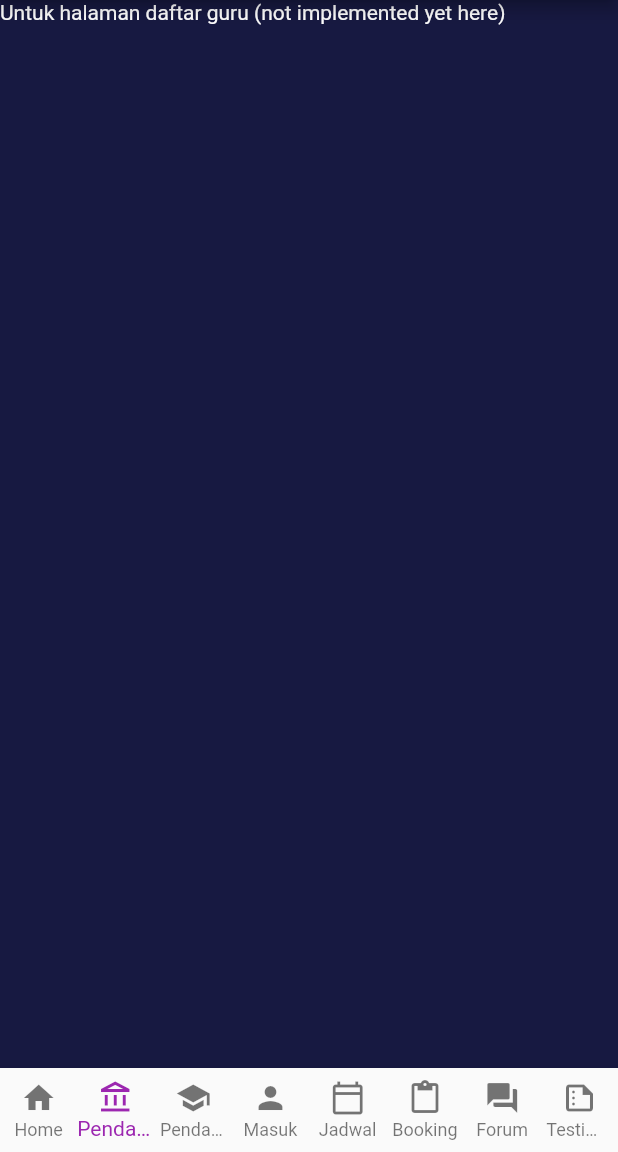
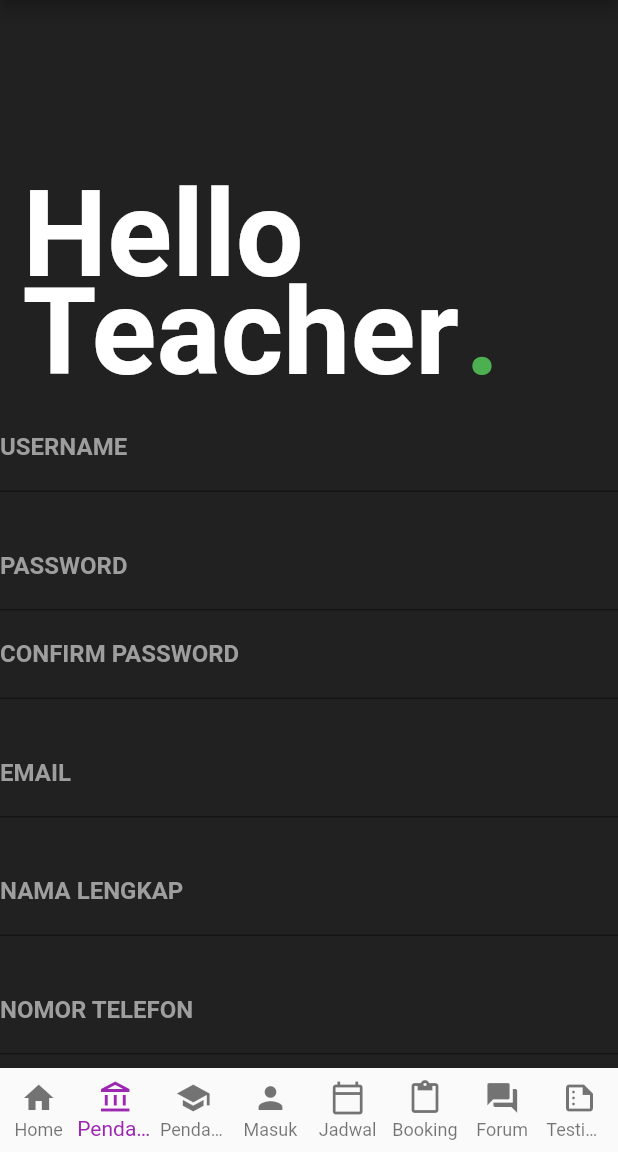
Before and after one commit to muhammadrazif01/bimbol, a Flutter app: the screen it shows after launch, item 2 of the bottom bar chosen, on a phone screen of 412 x 824 dp, the part 84-1236 px from its top. Run offline on Flutter 3.47's test engine with Material 2 defaults, Android fonts, the light colour scheme and no system bars; our stand-ins replace email_validator; missing offline and left inert: dart:html; Roboto replaces fonts that are missing (Montserrat, Raleway); key blocks and very long unbroken strings in the code were emptied for the run.

Commit message:
register guru adel

```diff
--- a/lib/main.dart
+++ b/lib/main.dart
@@ -7,6 +7,7 @@ import 'regisSiswa/screens/regis_siswa.dart' as regissiswa;
 import 'jadwal/screens/jadwal.dart' as jadwal;
 import 'booking/daftar_guru.dart' as booking;
 import 'testimoni/screens/testimoni_display.dart' as testimoni;
+import 'register_guru/register_guru.dart' as register_guru;
 
 // run MyApp as main function
 void main() => runApp(const MyApp());
@@ -51,10 +52,7 @@ class _MyStatefulWidgetState extends State<MyStatefulWidget> {
     homepage.HomePage(),
 
     // daftar guru
-    Text(
-      'Untuk halaman daftar guru (not implemented yet here)',
-      style: TextStyle(color: Colors.white),
-    ),
+    register_guru.myApp(),
 
     // daftar siswa
     regissiswa.RegistrasiSiswa(),
--- /dev/null
+++ b/lib/register_guru/register_guru.dart
@@ -0,0 +1,295 @@
+import 'dart:convert';
+import 'dart:html';
+import 'package:flutter/material.dart';
+import 'package:http/http.dart' as http;
+
+void main() {
+  runApp(myApp());
+}
+
+class myApp extends StatelessWidget {
+  const myApp({Key? key}) : super(key: key);
+
+  @override
+  Widget build(BuildContext context) {
+    return MaterialApp(
+      title: 'Flutter Login UI',
+      theme: new ThemeData(scaffoldBackgroundColor: Colors.grey[900]),
+      debugShowCheckedModeBanner: false,
+      home: MyHomePage(),
+    );
+  }
+
+
+}
+
+class MyHomePage extends StatefulWidget {
+  @override
+  State<MyHomePage> createState() => _MyHomePageState();
+}
+
+class _MyHomePageState extends State<MyHomePage> {
+  final GlobalKey<FormState> _regFormKey = GlobalKey<FormState>();
+
+  String username = "";
+  String password1 = "";
+  String password2 = "";
+  String email = "";
+  String nama_lengkap = "";
+  String nomor_telefon = "";
+
+  @override
+  Widget build(BuildContext context) => Scaffold(
+      resizeToAvoidBottomInset: false,
+      body: SingleChildScrollView(
+        child: ConstrainedBox(
+          constraints:BoxConstraints() ,
+          child: ListView(
+            scrollDirection: Axis.vertical,
+            shrinkWrap: true,
+            children: <Widget>[
+              Container(
+                child: Stack(
+                  children: <Widget>[
+                    Container(
+                      padding: EdgeInsets.fromLTRB(15.0, 110.0, 0.0, 0.0),
+                      child: Text('Hello',
+                      style: TextStyle(
+                      fontSize: 80.0, fontWeight: FontWeight.bold, color: Colors.white)
+                      ),
+                    ),
+                    SizedBox(height:10.0),
+                    Container(
+                      padding: EdgeInsets.fromLTRB(15.0, 175.0, 0.0, 0.0),
+                      child: Text( 'Teacher',
+                      style: TextStyle(
+                      fontSize: 80.0, fontWeight: FontWeight.bold, color: Colors.white)
+                      ),
+                    ),
+                    Container(
+                      padding: EdgeInsets.fromLTRB(310.0, 175.0, 0.0, 0.0),
+                      child: Text('.',
+                      style: TextStyle(
+                      fontSize: 80.0, fontWeight: FontWeight.bold,color: Colors.green)
+                      ),
+                    )
+                  ],
+                ),
+              ),
+              Form(
+            key: _regFormKey,
+            child:Column(
+              children:<Widget> [
+                TextFormField(
+                  onChanged: (value){
+                    username=value;
+                  },
+                  style: TextStyle(
+                    fontFamily: 'Montserrat',
+                    color: Colors.white,
+                  ),
+                  decoration: InputDecoration(
+                    labelText: 'USERNAME',
+                    labelStyle: TextStyle(
+                      fontFamily: 'Montserrat',
+                      fontWeight: FontWeight.bold,
+                      color: Colors.grey
+                    ),
+                    focusedBorder: UnderlineInputBorder(
+                      borderSide: BorderSide(color: Colors.green)
+                    )
+                  ),
+                ),
+                SizedBox(
+                  height: 20.0,
+                ),
+                TextFormField(
+                  onChanged: (value){
+                    password1=value;
+                  },
+                  style: TextStyle(
+                    fontFamily: 'Montserrat',
+                    color: Colors.white
+                  ),
+                  decoration: InputDecoration(
+                    labelText: 'PASSWORD',
+                    labelStyle: TextStyle(
+                      fontFamily: 'Montserrat',
+                      fontWeight: FontWeight.bold,
+                      color: Colors.grey
+                    ),
+                    focusedBorder: UnderlineInputBorder(
+                      borderSide: BorderSide(color: Colors.green)
+                    )
+                  ),
+                  obscureText: true,
+                ),
+                TextFormField(
+                  onChanged: (value){
+                    password2=value;
+                  },
+                  style: TextStyle(
+                    fontFamily: 'Montserrat',
+                    color: Colors.white,
+                  ),
+                  decoration: InputDecoration(
+                    labelText: 'CONFIRM PASSWORD',
+                    labelStyle: TextStyle(
+                      fontFamily: 'Montserrat',
+                      fontWeight: FontWeight.bold,
+                      color: Colors.grey
+                    ),
+                    focusedBorder: UnderlineInputBorder(
+                      borderSide: BorderSide(color: Colors.green)
+                    )
+                  ),
+                ),
+                SizedBox(
+                  height: 20.0,
+                ),
+                TextFormField(
+                  onChanged: (value){
+                    email=value;
+                  },
+                  style: TextStyle(
+                    fontFamily: 'Montserrat',
+                    color: Colors.white,
+                  ),
+                  decoration: InputDecoration(
+                    labelText: 'EMAIL',
+                    labelStyle: TextStyle(
+                      fontFamily: 'Montserrat',
+                      fontWeight: FontWeight.bold,
+                      color: Colors.grey
+                    ),
+                    focusedBorder: UnderlineInputBorder(
+                      borderSide: BorderSide(color: Colors.green)
+                    )
+                  ),
+                ),
+                SizedBox(
+                  height: 20.0,
+                ),
+                TextFormField(
+                  onChanged: (value){
+                    nama_lengkap=value;
+                  },
+                  style: TextStyle(
+                    fontFamily: 'Montserrat',
+                    color: Colors.white,
+                  ),
+                  decoration: InputDecoration(
+                    labelText: 'NAMA LENGKAP',
+                    labelStyle: TextStyle(
+                      fontFamily: 'Montserrat',
+                      fontWeight: FontWeight.bold,
+                      color: Colors.grey
+                    ),
+                    focusedBorder: UnderlineInputBorder(
+                      borderSide: BorderSide(color: Colors.green)
+                    )
+                  ),
+                ),
+                SizedBox(
+                  height: 20.0,
+                ),
+                TextFormField(
+                  onChanged: (value){
+                    nomor_telefon=value;
+                  },
+                  style: TextStyle(
+                    fontFamily: 'Montserrat',
+                    color: Colors.white,
+                  ),
+                  decoration: InputDecoration(
+                    labelText: 'NOMOR TELEFON',
+                    labelStyle: TextStyle(
+                      fontFamily: 'Montserrat',
+                      fontWeight: FontWeight.bold,
+                      color: Colors.grey
+                    ),
+                    focusedBorder: UnderlineInputBorder(
+                      borderSide: BorderSide(color: Colors.green)
+                    )
+                  ),
+                ),
+                SizedBox(
+                  height: 20.0,
+                ),
+              ],)
+          ),
+            Container(
+            child: ElevatedButton(
+              onPressed: () async{
+                if (_regFormKey.currentState!.validate()){
+                  final response = await http.post(
+                    Uri.parse("https://tk-pbp-a01.herokuapp.com/pendaftaranguru/"),
+                    headers: <String, String>{
+                          "Content-Type": "application/json;charset=UTF-8",
+                    },
+                    body: jsonEncode(<String, String>{
+                      'username': username,
+                      'password1' : password1,
+                      'password2' : password2,
+                      'email' : email,
+                      'nama_lengkap' : nama_lengkap,
+                      'nomor_telefon' : nomor_telefon
+                    })
+                  );
+                  final resp = jsonDecode(response.body);
+                      if (resp['status'] == 'success') {
+                        /*Navigator.push(
+                            context,
+                            MaterialPageRoute(
+                                builder: (context) => LoginPage()));
+                        */
+                      } else {
+                        ScaffoldMessenger.of(context).showSnackBar(
+                            const SnackBar(content: Text('Register Failed')));
+                      }
+                }
+              },
+              child: Text("REGISTER"),
+                  style: ElevatedButton.styleFrom(
+                    primary: Colors.green,
+                    alignment: Alignment.center,
+                    shape: StadiumBorder(),
+                    padding: EdgeInsets.all(15),
+                  ),
+
+
+            ),
+        ),
+        SizedBox(height: 50.0),
+        Row(
+          mainAxisAlignment: MainAxisAlignment.center,
+          children: <Widget>[
+            Text(
+              'Not A Teacher?',
+              style: TextStyle(
+                fontFamily: 'Montserrat', color: Colors.white
+              ),
+            ),
+            SizedBox(width: 1.0,),
+            InkWell(
+              onTap: () {
+                Navigator.of(context).pushNamed('/signup');
+              },
+              child: Text('Register Murid',
+              style: TextStyle(
+                color: Colors.green,
+                fontFamily: 'Montserrat',
+                fontWeight: FontWeight.bold,
+                decoration: TextDecoration.underline
+              ),
+              ),
+            )
+          ],
+        )
+            ],
+
+          )
+    )
+    )
+    );
+}
```
